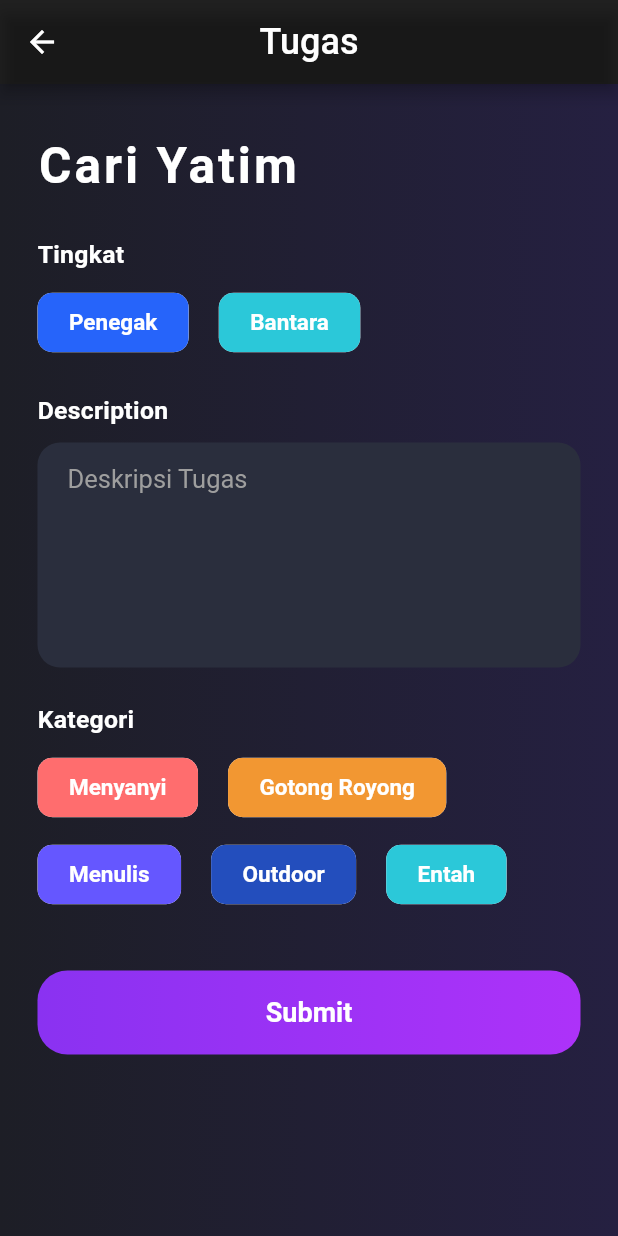
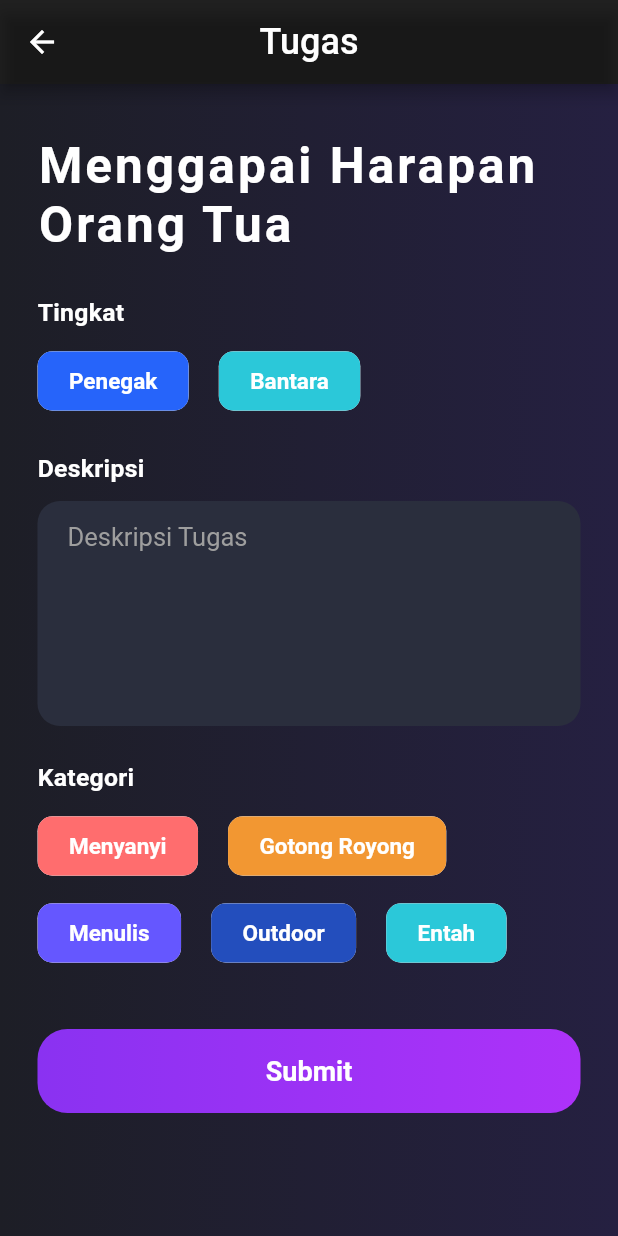
Before and after one commit to abcdgick/SKU-Pramuka, a Flutter app: the TugasPage screen opened directly, on a phone screen of 412 x 824 dp. Run offline on Flutter 3.47's test engine with Material 2 defaults, Android fonts, the phone set to English and light mode, and no system bars; our stand-ins replace cloud_firestore, firebase_auth, firebase_core, flutter_secure_storage, flutter_spinkit, flutter_svg and 1 more; missing offline and left inert: time_machine; accounts and stored records are empty.

Commit message:
Fix Typo

```diff
--- a/lib/screen/tugas_screen.dart
+++ b/lib/screen/tugas_screen.dart
@@ -40,7 +40,7 @@ class _TugasPageState extends State<TugasPage> {
                   crossAxisAlignment: CrossAxisAlignment.start,
                   children: [
                     Text(
-                      "Cari Yatim",
+                      "Menggapai Harapan Orang Tua",
                       style: TextStyle(
                         fontSize: 33,
                         color: Colors.white,
@@ -59,7 +59,7 @@ class _TugasPageState extends State<TugasPage> {
                       ],
                     ),
                     SizedBox(height: 25),
-                    label("Description"),
+                    label("Deskripsi"),
                     SizedBox(height: 12),
                     description(),
                     SizedBox(height: 25),
```
